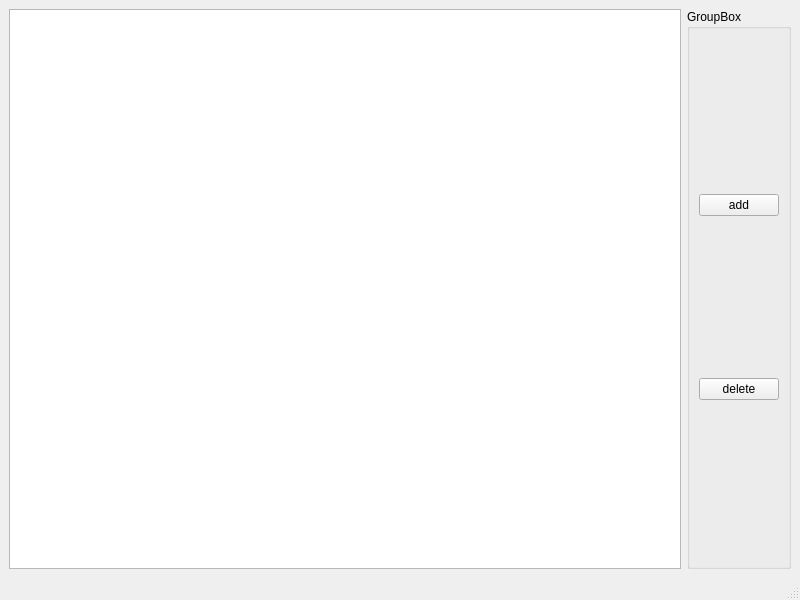
Before: the Qt Designer form app/tankswindow.ui in pipichinka/db_war, drawn with Qt 5.
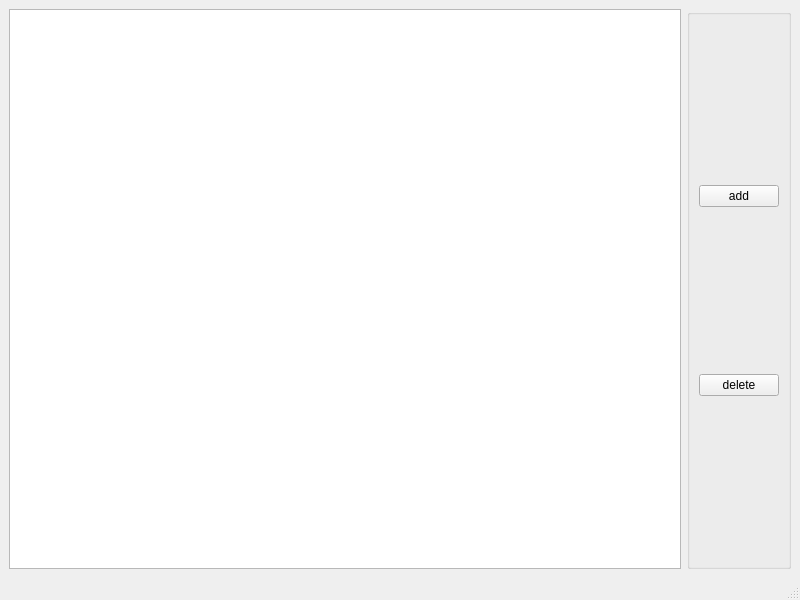
After: the same form once the commit is applied.

The edit to the form file:
```diff
--- a/app/tankswindow.ui
+++ b/app/tankswindow.ui
@@ -21,7 +21,7 @@
     <item row="0" column="1">
      <widget class="QGroupBox" name="groupBox">
       <property name="title">
-       <string>GroupBox</string>
+       <string/>
       </property>
       <layout class="QVBoxLayout" name="verticalLayout">
        <item>
```
